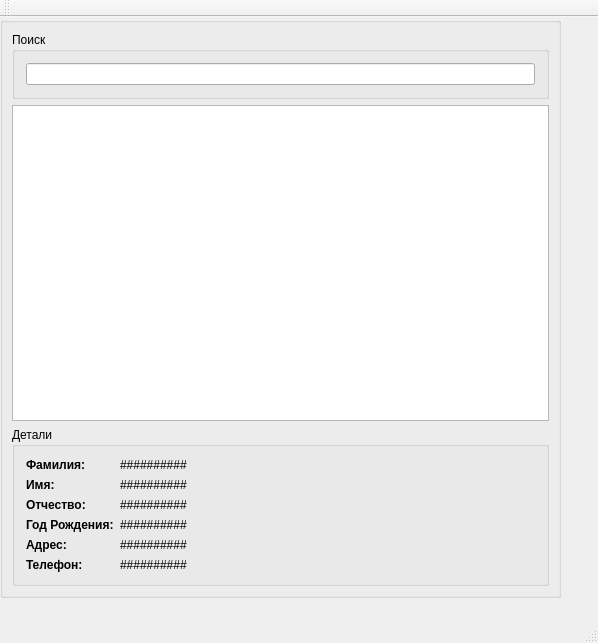
Above: mainwindow.ui from orckrn/PatientaDB before the change. Below: the same form after it.
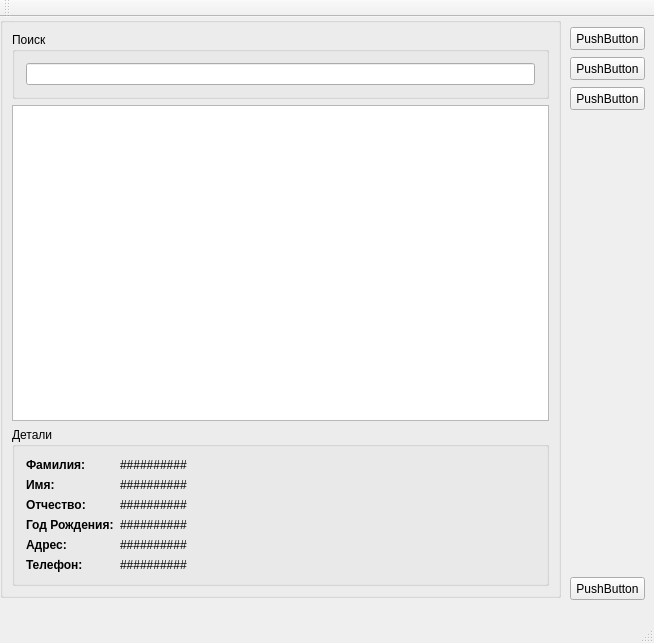
That is the form after the change.

Commit message: patient form introduced;

```diff
--- a/mainwindow.ui
+++ b/mainwindow.ui
@@ -6,7 +6,7 @@
    <rect>
     <x>0</x>
     <y>0</y>
-    <width>598</width>
+    <width>654</width>
     <height>643</height>
    </rect>
   </property>
@@ -156,6 +156,58 @@
      </item>
     </layout>
    </widget>
+   <widget class="QPushButton" name="pushButton">
+    <property name="geometry">
+     <rect>
+      <x>570</x>
+      <y>10</y>
+      <width>75</width>
+      <height>23</height>
+     </rect>
+    </property>
+    <property name="text">
+     <string>PushButton</string>
+    </property>
+   </widget>
+   <widget class="QPushButton" name="pushButton_2">
+    <property name="geometry">
+     <rect>
+      <x>570</x>
+      <y>40</y>
+      <width>75</width>
+      <height>23</height>
+     </rect>
+    </property>
+    <property name="text">
+     <string>PushButton</string>
+    </property>
+   </widget>
+   <widget class="QPushButton" name="pushButton_3">
+    <property name="geometry">
+     <rect>
+      <x>570</x>
+      <y>70</y>
+      <width>75</width>
+      <height>23</height>
+     </rect>
+    </property>
+    <property name="text">
+     <string>PushButton</string>
+    </property>
+   </widget>
+   <widget class="QPushButton" name="pushButton_4">
+    <property name="geometry">
+     <rect>
+      <x>570</x>
+      <y>560</y>
+      <width>75</width>
+      <height>23</height>
+     </rect>
+    </property>
+    <property name="text">
+     <string>PushButton</string>
+    </property>
+   </widget>
   </widget>
   <widget class="QMenuBar" name="menuBar">
    <property name="geometry">
```
Left out of the diff: 2 changed lines with no effect on the pictures. The commit also changes 7 other files.
